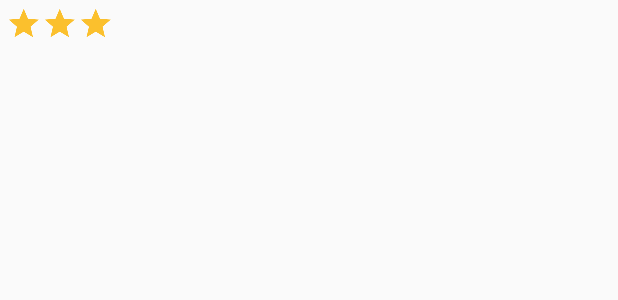
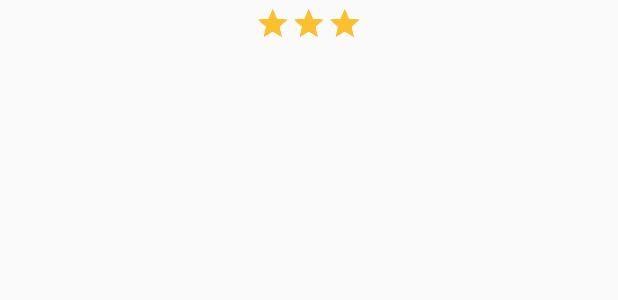
Before and after one commit to skydoves/ProgressView, an Android app: the layout layout_custom_star.xml on its own in the app's theme, with its tools: preview values and no code run, on a phone screen of 412 x 824 dp. Shown: the top 300 px of the screen. Run offline under Robolectric (Android 15) with nearby library versions, the phone set to English and light mode, and no system bars.

Commit message:
Remove color resource file

```diff
--- a/app/src/main/java/com/skydoves/progressviewdemo/StarBalloonFactory.kt
+++ b/app/src/main/java/com/skydoves/progressviewdemo/StarBalloonFactory.kt
@@ -34,6 +34,7 @@ class StarBalloonFactory : Balloon.Factory() {
       setArrowPosition(0.5f)
       setWidth(110)
       setHeight(60)
+      setFocusable(false)
       setCornerRadius(4f)
       setBackgroundColor(ContextCompat.getColor(context, R.color.background800))
       setBalloonAnimation(BalloonAnimation.ELASTIC)
--- a/app/src/main/java/com/skydoves/progressviewdemo/TagBalloonFactory.kt
+++ b/app/src/main/java/com/skydoves/progressviewdemo/TagBalloonFactory.kt
@@ -34,6 +34,7 @@ class TagBalloonFactory : Balloon.Factory() {
       setArrowPosition(0.5f)
       setWidth(90)
       setHeight(60)
+      setFocusable(false)
       setCornerRadius(4f)
       setBackgroundColor(ContextCompat.getColor(context, R.color.white))
       setBalloonAnimation(BalloonAnimation.ELASTIC)
--- a/app/src/main/res/layout/activity_main.xml
+++ b/app/src/main/res/layout/activity_main.xml
@@ -39,7 +39,6 @@
       app:progressView_colorGradientStart="@color/colorPrimary"
       app:progressView_colorProgress="@color/skyBlue"
       app:progressView_highlightAlpha="0.8"
-      app:progressView_highlightColor="@color/skyBlue"
       app:progressView_highlightWidth="1dp"
       app:progressView_labelColorInner="@color/white"
       app:progressView_labelColorOuter="@color/black"
--- a/app/src/main/res/layout/layout_custom_star.xml
+++ b/app/src/main/res/layout/layout_custom_star.xml
@@ -2,10 +2,11 @@
 <LinearLayout xmlns:android="http://schemas.android.com/apk/res/android"
   android:layout_width="match_parent"
   android:layout_height="wrap_content"
+  android:gravity="center"
   android:orientation="horizontal"
   android:padding="4dp">
 
-  <ImageView
+  <androidx.appcompat.widget.AppCompatImageView
     android:layout_width="24dp"
     android:layout_height="24dp"
     android:layout_gravity="center_vertical"
@@ -13,7 +14,7 @@
     android:src="@drawable/ic_star"
     android:tint="@color/md_yellow_200" />
 
-  <ImageView
+  <androidx.appcompat.widget.AppCompatImageView
     android:layout_width="24dp"
     android:layout_height="24dp"
     android:layout_gravity="center_vertical"
@@ -21,11 +22,12 @@
     android:src="@drawable/ic_star"
     android:tint="@color/md_yellow_200" />
 
-  <ImageView
+  <androidx.appcompat.widget.AppCompatImageView
     android:layout_width="24dp"
     android:layout_height="24dp"
     android:layout_gravity="center_vertical"
     android:scaleType="centerCrop"
     android:src="@drawable/ic_star"
     android:tint="@color/md_yellow_200" />
+
 </LinearLayout>
--- a/app/src/main/res/layout/layout_custom_tag.xml
+++ b/app/src/main/res/layout/layout_custom_tag.xml
@@ -3,10 +3,11 @@
   xmlns:tools="http://schemas.android.com/tools"
   android:layout_width="match_parent"
   android:layout_height="wrap_content"
+  android:gravity="center"
   android:orientation="horizontal"
   android:padding="4dp">
 
-  <ImageView
+  <androidx.appcompat.widget.AppCompatImageView
     android:id="@+id/circleImageView"
     android:layout_width="28dp"
     android:layout_height="28dp"
@@ -24,4 +25,5 @@
     android:textSize="16sp"
     android:textStyle="bold"
     tools:ignore="HardcodedText" />
+
 </LinearLayout>
--- a/progressview/src/main/java/com/skydoves/progressview/HighlightView.kt
+++ b/progressview/src/main/java/com/skydoves/progressview/HighlightView.kt
@@ -48,7 +48,7 @@ class HighlightView(
       field = value
       updateHighlightView()
     }
-  @ColorInt var highlightColor: Int = compatColor(R.color.colorPrimary)
+  @ColorInt var highlightColor: Int = accentColor()
     set(value) {
       field = value
       updateHighlightView()
@@ -68,7 +68,7 @@ class HighlightView(
       field = value
       updateHighlightView()
     }
-  @ColorInt var color: Int = compatColor(R.color.colorPrimary)
+  @ColorInt var color: Int = accentColor()
     set(value) {
       field = value
       updateHighlightView()
--- a/progressview/src/main/res/values/colors.xml
+++ /dev/null
@@ -1,4 +0,0 @@
-<?xml version="1.0" encoding="utf-8"?>
-<resources>
-  <color name="colorPrimary">#C51162</color>
-</resources>
```
Also changed, not shown: progressview/src/main/java/com/skydoves/progressview/ViewExtension.kt (+10 -3 lines).
